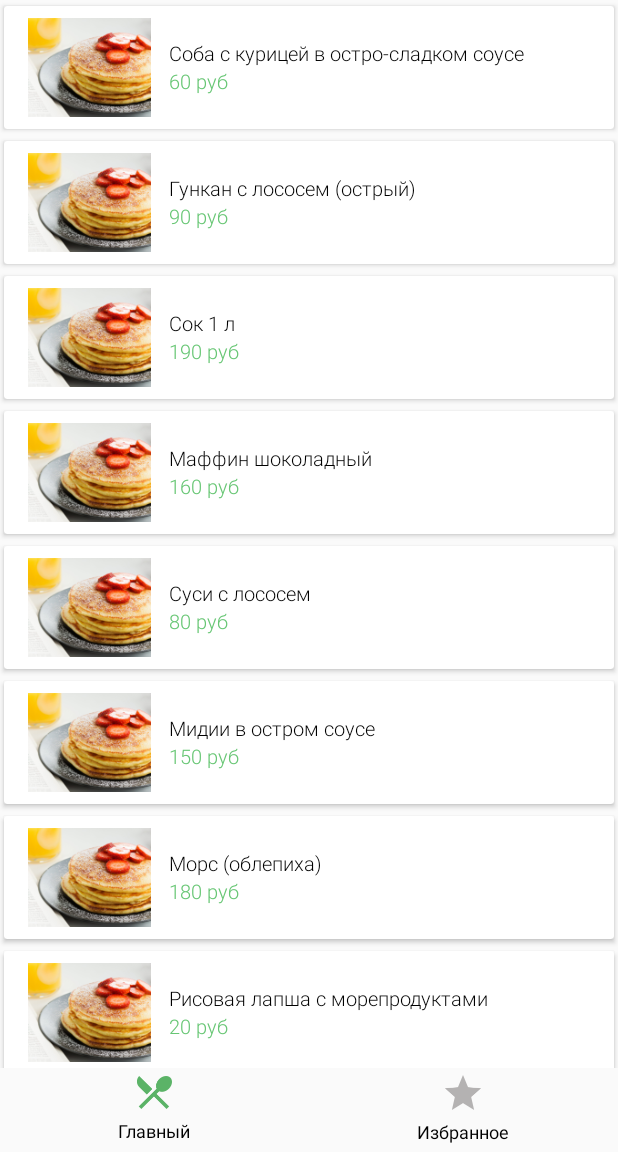
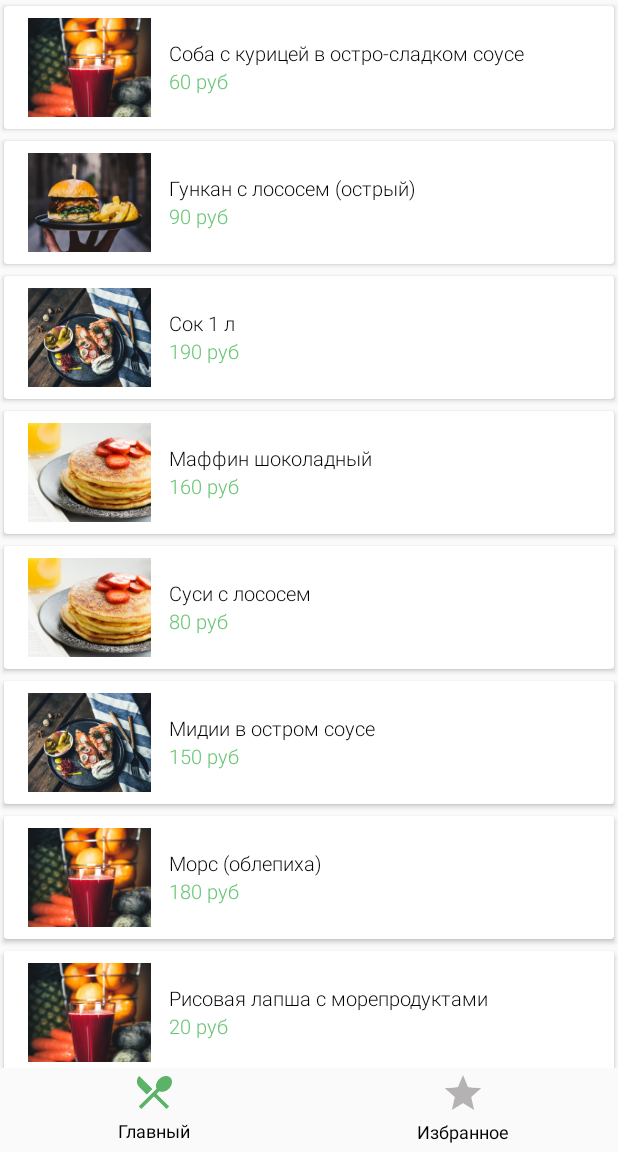
Before and after one commit to sp0xffwork/rebrain-android, an Android app: the MainActivity screen opened directly, with no data from a screen before it, on a phone screen of 412 x 824 dp, the part 84-1236 px from its top. Run offline under Robolectric (Android 15) with nearby library versions, the phone set to English and light mode, and no system bars; our stand-ins replace Timber.

Commit message:
разборки с glide

```diff
--- a/app/src/main/java/com/pavel/rebrain/screen/base/BaseFragment.kt
+++ b/app/src/main/java/com/pavel/rebrain/screen/base/BaseFragment.kt
@@ -42,6 +42,11 @@ abstract class BaseFragment(val logTitle: String) : Fragment() {
         Timber.tag(App.APP_LOG_TAG).i("$logTitle.onActivityCreated")
     }
 
+    override fun onViewCreated(view: View, savedInstanceState: Bundle?) {
+        super.onViewCreated(view, savedInstanceState)
+        Timber.tag(App.APP_LOG_TAG).i("$logTitle.onViewCreated")
+    }
+
     override fun onStart() {
         super.onStart()
         Timber.tag(App.APP_LOG_TAG).i("$logTitle.onStart")
--- a/app/src/main/java/com/pavel/rebrain/screen/main/MainActivity.kt
+++ b/app/src/main/java/com/pavel/rebrain/screen/main/MainActivity.kt
@@ -34,8 +34,8 @@ class MainActivity : BaseActivity("MainActivity"), OnFragmentInteractionListener
         super.onCreate(savedInstanceState)
         setContentView(R.layout.activity_main)
 
-        val fragmentMain: BaseFragment = getFragment(FragmentType.MAIN)
-        val fragmentFavorites: BaseFragment = getFragment(FragmentType.FAVORITES)
+        //val fragmentMain: BaseFragment = getFragment(FragmentType.MAIN)
+        //val fragmentFavorites: BaseFragment = getFragment(FragmentType.FAVORITES)
 
         bottomBar.setOnTabClickListener(BottomBar.MainTabType.MAIN) {
             setFragment(FragmentType.MAIN)
@@ -45,15 +45,19 @@ class MainActivity : BaseActivity("MainActivity"), OnFragmentInteractionListener
             setFragment(FragmentType.FAVORITES)
         }
 
+        if (savedInstanceState == null) {
             //todo сохранять какой фрагмент активен и восстанавливать при пересоздании activity
             bottomBar.setCheckedButton(BottomBar.MainTabType.MAIN)
             setFragment(FragmentType.MAIN)
+        }
     }
 
     private fun setFragment(type: FragmentType) {
         val fragments = supportFragmentManager.fragments
         for (fragment: Fragment in fragments) {
+            if (fragment is BaseFragment && (fragment.getFragmentTag() == "MainTabFragment" || fragment.getFragmentTag() == "FavoritesTabFragment")) {
                 supportFragmentManager.beginTransaction().detach(fragment).commit()
+            }
         }
         val fragment = getFragment(type)
         putFragment(type, fragment)
@@ -65,10 +69,7 @@ class MainActivity : BaseActivity("MainActivity"), OnFragmentInteractionListener
     private fun getFragment(type: FragmentType): BaseFragment {
 
         val fragment = supportFragmentManager.findFragmentByTag(type.tag) as BaseFragment?
-        return if (fragment != null)
-            fragment
-        else
-            when (type) {
+        return fragment ?: when (type) {
             FragmentType.MAIN -> MainTabFragment.newInstance()
             FragmentType.FAVORITES -> FavoritesTabFragment.newInstance()
         }
--- a/app/src/main/java/com/pavel/rebrain/screen/main/list/FoodListRecyclerViewAdapter.kt
+++ b/app/src/main/java/com/pavel/rebrain/screen/main/list/FoodListRecyclerViewAdapter.kt
@@ -8,18 +8,22 @@ import android.widget.ImageView
 import android.widget.TextView
 import androidx.recyclerview.widget.RecyclerView
 import com.bumptech.glide.Glide
+import com.pavel.rebrain.App
 import com.pavel.rebrain.R
 import com.pavel.rebrain.domain.Product
 import kotlinx.android.synthetic.main.element.view.*
+import timber.log.Timber
 
 /**
  * Adapter для RecyclerView для отображения списка продуктов
  */
-class FoodListRecyclerViewAdapter(private var foodList: MutableList<Product>) :
+class FoodListRecyclerViewAdapter(private val foodList: MutableList<Product>) :
     RecyclerView.Adapter<FoodListRecyclerViewAdapter.Holder>() {
 
     override fun onCreateViewHolder(parent: ViewGroup, viewType: Int): Holder {
-        return Holder(parent, LayoutInflater.from(parent.context).inflate(R.layout.element, parent, false))
+        val holder = Holder(parent, LayoutInflater.from(parent.context).inflate(R.layout.element, parent, false))
+        Timber.tag(App.APP_LOG_TAG).i("onCreateViewHolder ${parent.context}")
+        return holder
     }
 
     override fun getItemCount(): Int {
@@ -27,6 +31,7 @@ class FoodListRecyclerViewAdapter(private var foodList: MutableList<Product>) :
     }
 
     override fun onBindViewHolder(holder: Holder, position: Int) {
+        Timber.tag(App.APP_LOG_TAG).i("onBindViewHolder $position")
         val product = foodList[position]
         holder.bind(product)
     }
@@ -43,10 +48,21 @@ class FoodListRecyclerViewAdapter(private var foodList: MutableList<Product>) :
             productPriceView.text = "${data.id * 10} руб"
 
             Glide
-                .with(productImageView.context)
-                .load(R.drawable.pic_1)
+                .with(parent.context)
+                .load(
+                    when (data.id % 4) {
+                        0 -> R.drawable.pic_1
+                        1 -> R.drawable.pic_2
+                        2 -> R.drawable.pic_3
+                        else -> R.drawable.pic_4
+                    }
+                )
+                //.skipMemoryCache(true)
+                //.diskCacheStrategy(DiskCacheStrategy.NONE)
+                .placeholder(R.drawable.eda)
+                .error(R.mipmap.ic_launcher)
                 .centerCrop()
-                .into(productImageView);
+                .into(productImageView)
         }
     }
 }
--- a/app/src/main/java/com/pavel/rebrain/screen/main/tabs/FavoritesTabFragment.kt
+++ b/app/src/main/java/com/pavel/rebrain/screen/main/tabs/FavoritesTabFragment.kt
@@ -17,7 +17,7 @@ import com.pavel.rebrain.screen.main.OnFragmentInteractionListener
 class FavoritesTabFragment : BaseFragment("FavoritesTabFragment") {
     private var listener: OnFragmentInteractionListener? = null
 
-    override fun getFragmentTag() : String {
+    override fun getFragmentTag(): String {
         return "FavoritesTabFragment"
     }
 
--- a/app/src/main/java/com/pavel/rebrain/screen/main/tabs/MainTabFragment.kt
+++ b/app/src/main/java/com/pavel/rebrain/screen/main/tabs/MainTabFragment.kt
@@ -7,6 +7,7 @@ import android.view.View
 import android.view.ViewGroup
 import androidx.appcompat.app.AppCompatActivity
 import androidx.recyclerview.widget.LinearLayoutManager
+import com.pavel.rebrain.App
 import com.pavel.rebrain.R
 import com.pavel.rebrain.domain.util.Generator
 import com.pavel.rebrain.screen.base.BaseFragment
@@ -14,6 +15,7 @@ import com.pavel.rebrain.screen.main.OnFragmentInteractionListener
 import com.pavel.rebrain.screen.main.list.FoodListRecyclerViewAdapter
 import kotlinx.android.synthetic.main.fragment_main_tab.*
 import kotlinx.android.synthetic.main.layout_toolbar.*
+import timber.log.Timber
 
 /**
  * MainTabFragment
@@ -83,10 +85,10 @@ class MainTabFragment : BaseFragment("MainTabFragment") {
     }
 
     private fun initRv() {
+        Timber.tag(App.APP_LOG_TAG).i("$logTitle.initRv")
         recyclerView.layoutManager = LinearLayoutManager(activity)
         adapter = FoodListRecyclerViewAdapter(Generator().getProducts())
         recyclerView.adapter = adapter
-        //adapter.notifyDataSetChanged()
     }
 
     companion object {
```
Lines whose indentation alone changed are shown as unchanged.
